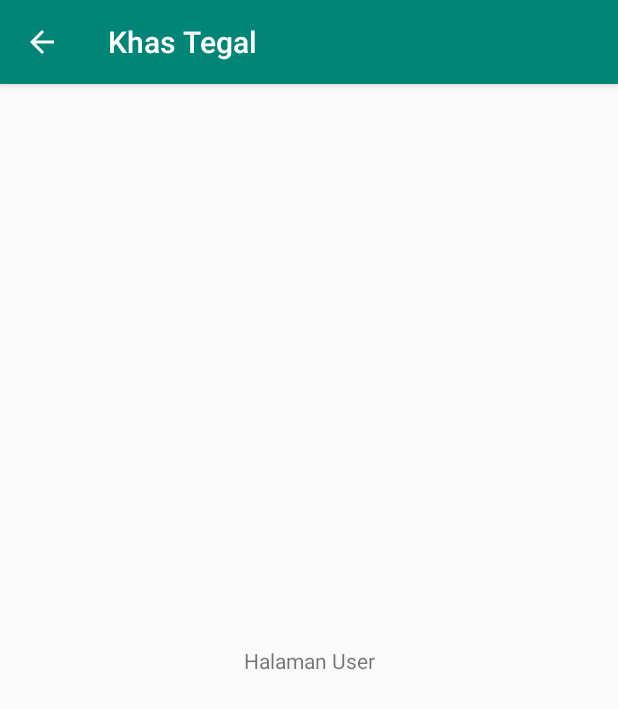
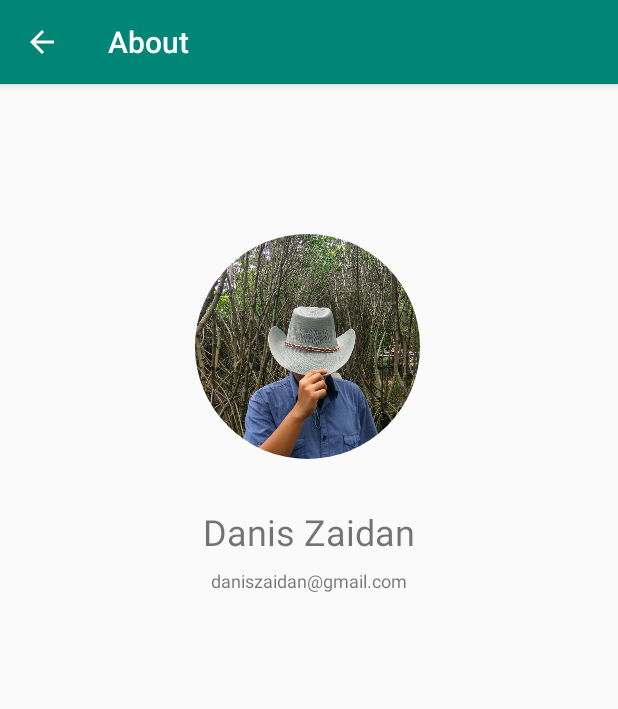
Before and after one commit to daniszaidan/Khas-Tegal, an Android app: the UserActivity screen opened directly, with no data from a screen before it, on a phone screen of 412 x 824 dp. Shown: the top 709 px of the screen. Run offline under Robolectric (Android 15) with nearby library versions, the phone set to English and light mode, and no system bars; our stand-ins replace CircleImageView.

Commit message:
Layouting About Page and Finishing

```diff
--- a/app/src/main/java/org/d3ifcool/khastegal/DetailActivity.java
+++ b/app/src/main/java/org/d3ifcool/khastegal/DetailActivity.java
@@ -21,6 +21,8 @@ public class DetailActivity extends AppCompatActivity {
         String detail = getIntent().getStringExtra("detail");
         int gambar = getIntent().getIntExtra("gambar", 0);
 
+        getSupportActionBar().setTitle(nama + " | Khas Tegal");
+
         tvName = findViewById(R.id.tv_name);
         tvDetail = findViewById(R.id.tv_detail);
         imgPhoto = findViewById(R.id.imageView);
--- a/app/src/main/java/org/d3ifcool/khastegal/UserActivity.java
+++ b/app/src/main/java/org/d3ifcool/khastegal/UserActivity.java
@@ -10,5 +10,7 @@ public class UserActivity extends AppCompatActivity {
     protected void onCreate(Bundle savedInstanceState) {
         super.onCreate(savedInstanceState);
         setContentView(R.layout.activity_user);
+
+        getSupportActionBar().setTitle("About");
     }
 }
--- a/app/src/main/res/layout/activity_user.xml
+++ b/app/src/main/res/layout/activity_user.xml
@@ -6,13 +6,39 @@
     android:layout_height="match_parent"
     tools:context=".UserActivity">
 
+    <de.hdodenhof.circleimageview.CircleImageView
+        android:id="@+id/img_item_photo"
+        android:layout_width="150dp"
+        android:layout_height="150dp"
+        android:layout_marginStart="16dp"
+        android:layout_marginTop="100dp"
+        android:layout_marginEnd="16dp"
+        android:src="@drawable/danis"
+        app:layout_constraintEnd_toEndOf="parent"
+        app:layout_constraintHorizontal_bias="0.497"
+        app:layout_constraintStart_toStartOf="parent"
+        app:layout_constraintTop_toTopOf="parent" />
+
     <TextView
         android:id="@+id/textView"
         android:layout_width="wrap_content"
         android:layout_height="wrap_content"
-        android:text="Halaman User"
-        app:layout_constraintBottom_toBottomOf="parent"
+        android:layout_marginTop="32dp"
+        android:text="Danis Zaidan"
+        android:textSize="24sp"
         app:layout_constraintEnd_toEndOf="parent"
         app:layout_constraintStart_toStartOf="parent"
-        app:layout_constraintTop_toTopOf="parent" />
+        app:layout_constraintTop_toBottomOf="@+id/img_item_photo" />
+
+    <TextView
+        android:id="@+id/textView2"
+        android:layout_width="wrap_content"
+        android:layout_height="wrap_content"
+        android:layout_marginTop="8dp"
+        android:text="daniszaidan@gmail.com"
+        android:textSize="12sp"
+        app:layout_constraintEnd_toEndOf="parent"
+        app:layout_constraintStart_toStartOf="parent"
+        app:layout_constraintTop_toBottomOf="@+id/textView" />
+
 </androidx.constraintlayout.widget.ConstraintLayout>
```
Also changed, not shown: app/src/main/res/drawable/danis.jpg (added).
